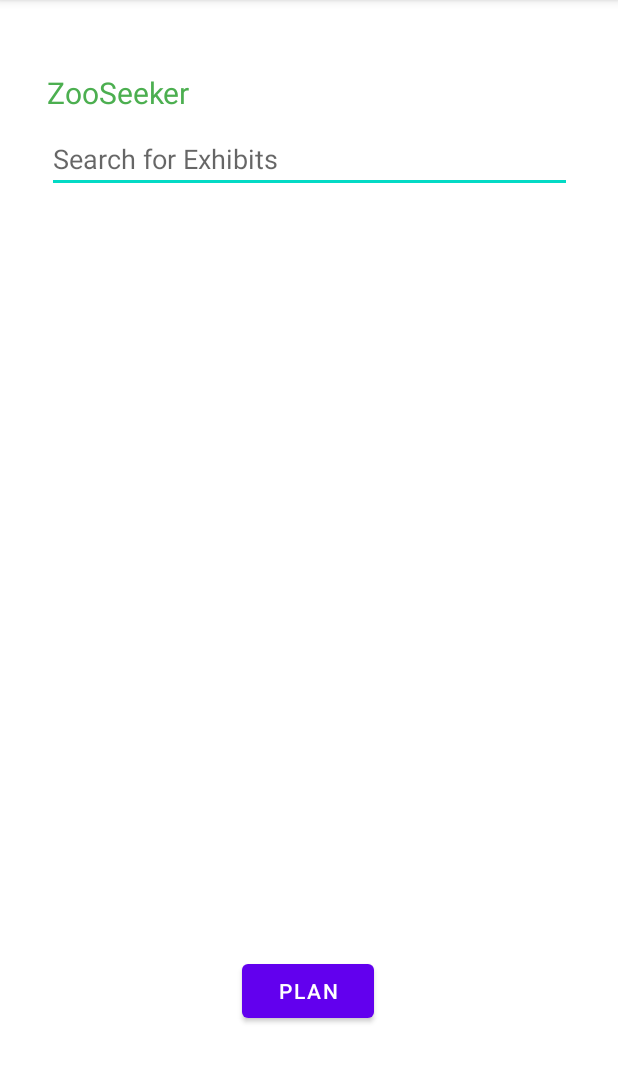
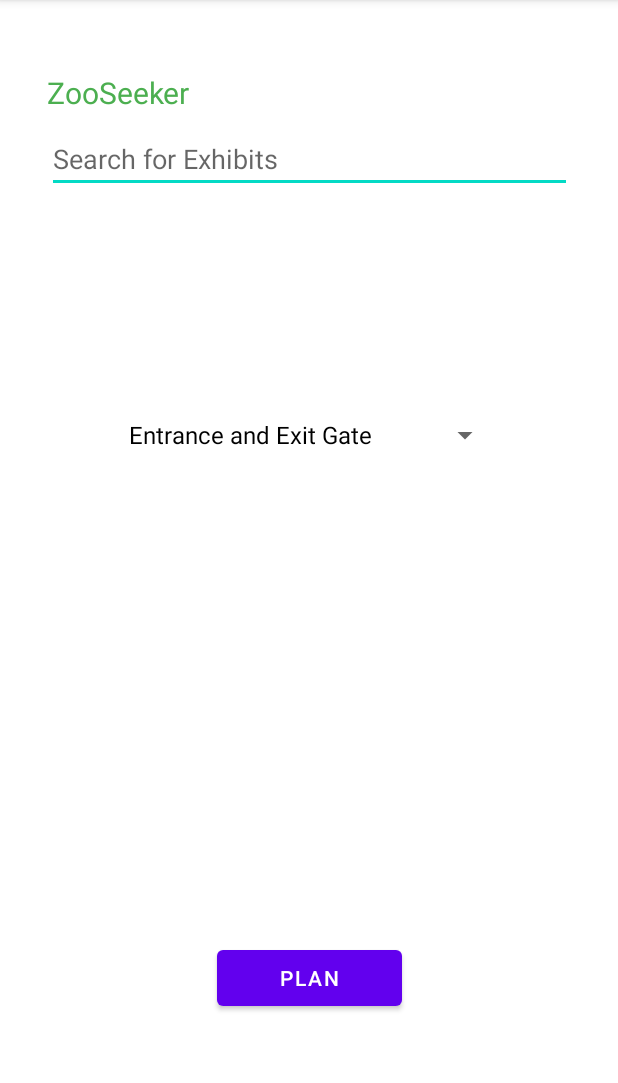
Before and after one commit to zic017/ZooSeeker-CSE-110-Team-47, an Android app: the screen it shows after launch (SearchListActivity), on a phone screen of 412 x 824 dp, the part 84-1167 px from its top. Run offline under Robolectric (Android 15) with nearby library versions, the phone set to English and light mode, and no system bars; our stand-ins replace Room's generated code; libraries missing offline, so code that uses them is left out: com.google.firebase.crashlytics; 3 statements that could not run were skipped.

Commit message:
spinner drop down

```diff
--- a/app/src/main/java/com/example/myapplication/SearchListActivity.java
+++ b/app/src/main/java/com/example/myapplication/SearchListActivity.java
@@ -31,6 +31,7 @@ public class SearchListActivity extends AppCompatActivity {
     public RecyclerView recyclerView;
     public AutoCompleteTextView suggestionBox;
     public Spinner spinner;
+
     public ArrayList<String> myList = new ArrayList<>();
 
 //    private SearchListViewModel viewModel;
@@ -52,7 +53,7 @@ public class SearchListActivity extends AppCompatActivity {
         super.onCreate(savedInstanceState);
         setContentView(R.layout.activity_search_list);
         suggestionBox = findViewById(R.id.suggestion_box);
-
+        spinner = findViewById(R.id.items);
 
 //        viewModel = new ViewModelProvider(this)
 //                .get(TodoListViewModel.class);
@@ -84,7 +85,14 @@ public class SearchListActivity extends AppCompatActivity {
                 , myList
         );
 
+        ArrayAdapter<String> myListAdapter1 = new ArrayAdapter<String>(
+                SearchListActivity.this, android.R.layout.simple_spinner_dropdown_item
+                , myList
+        );
+
         suggestionBox.setAdapter(myListAdapter);
+
+        spinner.setAdapter(myListAdapter);
 /*
         // Set adapter to ListView
         adapter2
--- a/app/src/main/res/layout/activity_main.xml
+++ b/app/src/main/res/layout/activity_main.xml
@@ -18,7 +18,7 @@
         app:layout_constraintVertical_bias="0.023" />
 
     <Spinner
-        android:id="@+id/items"
+        android:id="@+id/items2"
         android:layout_width="404dp"
         android:layout_height="502dp"
         android:layout_below="@+id/suggestion_box"
@@ -26,7 +26,7 @@
         app:layout_constraintEnd_toEndOf="parent"
         app:layout_constraintStart_toStartOf="parent"
         app:layout_constraintTop_toBottomOf="@+id/suggestion_box"
-        app:layout_constraintVertical_bias="0.261"></Spinner>
+        app:layout_constraintVertical_bias="0.261"/>
 
 
 </androidx.constraintlayout.widget.ConstraintLayout>
--- a/app/src/main/res/layout/activity_search_list.xml
+++ b/app/src/main/res/layout/activity_search_list.xml
@@ -6,10 +6,10 @@
     android:layout_height="match_parent">
 
 
-    <ListView
-        android:id="@+id/listView"
-        android:layout_width="271dp"
-        android:layout_height="365dp"
+    <Spinner
+        android:id="@+id/items"
+        android:layout_width="256dp"
+        android:layout_height="213dp"
         android:layout_marginTop="108dp"
         app:layout_constraintEnd_toEndOf="parent"
         app:layout_constraintStart_toStartOf="parent"
@@ -17,14 +17,14 @@
 
     <Button
         android:id="@+id/plan_btn"
-        android:layout_width="wrap_content"
-        android:layout_height="wrap_content"
-        android:layout_marginTop="88dp"
+        android:layout_width="123dp"
+        android:layout_height="49dp"
         android:text="Plan"
-        app:layout_constraintEnd_toEndOf="parent"
-        app:layout_constraintHorizontal_bias="0.498"
-        app:layout_constraintStart_toStartOf="parent"
-        app:layout_constraintTop_toBottomOf="@+id/listView" />
+        app:layout_constraintBottom_toBottomOf="parent"
+        app:layout_constraintLeft_toLeftOf="parent"
+        app:layout_constraintRight_toRightOf="parent"
+        app:layout_constraintTop_toTopOf="parent"
+        app:layout_constraintVertical_bias="0.873" />
 
     <TextView
         android:id="@+id/logo"
@@ -47,7 +47,7 @@
         android:hint="Search for Exhibits"
         android:completionThreshold="1"
         android:inputType="text"
-        app:layout_constraintBottom_toTopOf="@+id/listView"
+        app:layout_constraintBottom_toTopOf="@+id/items"
         app:layout_constraintEnd_toEndOf="parent"
         app:layout_constraintStart_toStartOf="parent"
         app:layout_constraintTop_toBottomOf="@+id/logo"
```
